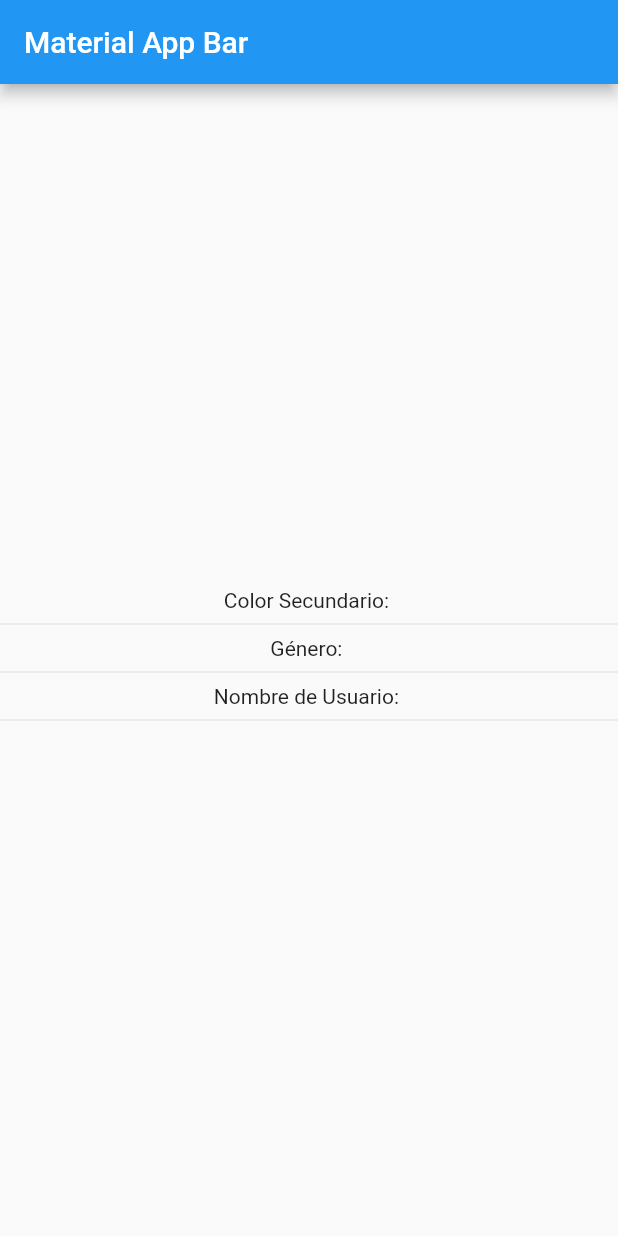
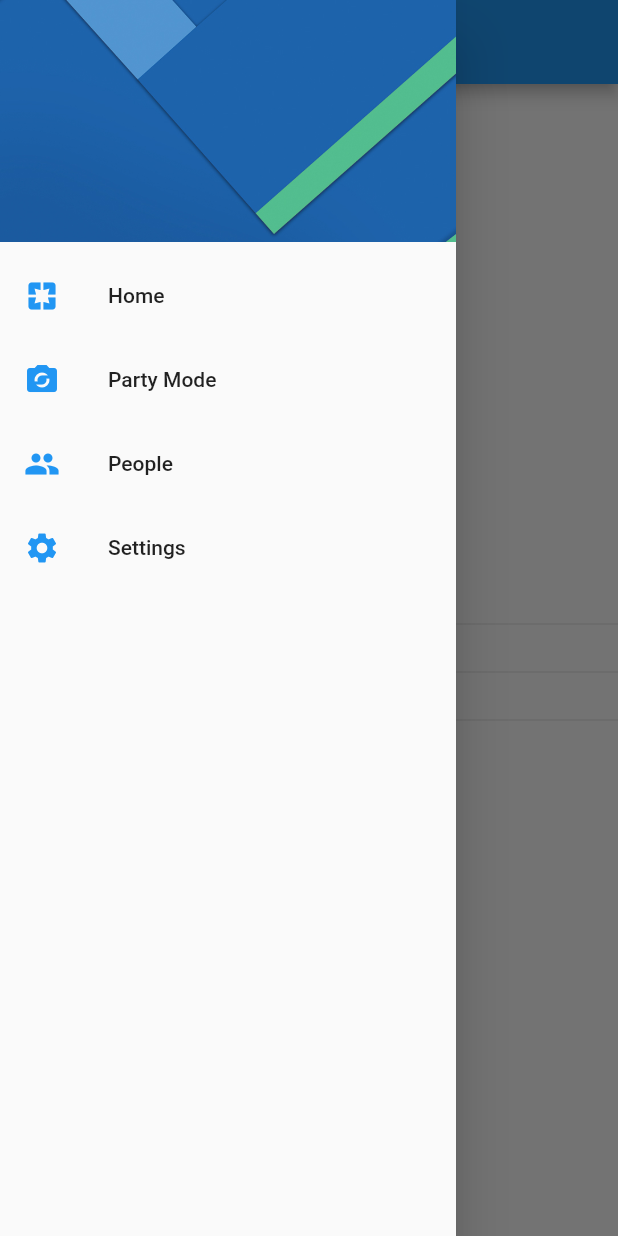
Before and after one commit to DXelor/preferenciasDeUsuario, a Flutter app: the screen it shows after launch, with the side drawer open (before the commit the screen has no drawer), on a phone screen of 412 x 824 dp. Run offline on Flutter 3.47's test engine with Material 2 defaults, Android fonts, the phone set to English and light mode, and no system bars; missing offline and left inert: dart:js.

```diff
--- a/lib/src/pages/home_page.dart
+++ b/lib/src/pages/home_page.dart
@@ -1,4 +1,7 @@
+import 'dart:js';
+
 import 'package:flutter/material.dart';
+import 'package:preferenciausuarioapp/src/pages/settings_page.dart';
 
 class HomePage extends StatelessWidget {
   static final String routeName = 'home';
@@ -10,6 +13,7 @@ class HomePage extends StatelessWidget {
         appBar: AppBar(
           title: Text('Material App Bar'),
         ),
+        drawer: _crearMenu(context),
         body: Column(mainAxisAlignment: MainAxisAlignment.center, children: [
           Text('Color Secundario: '),
           Divider(),
@@ -21,4 +25,43 @@ class HomePage extends StatelessWidget {
       ),
     );
   }
+
+  Drawer _crearMenu(BuildContext context) {
+    return Drawer(
+      child: ListView(
+        padding: EdgeInsets.zero,
+        children: [
+          DrawerHeader(
+            child: Container(),
+            decoration: BoxDecoration(
+                image: DecorationImage(
+                    image: AssetImage('assets/menu.jpg'), fit: BoxFit.cover)),
+          ),
+          ListTile(
+            leading: Icon(Icons.pages, color: Colors.blue),
+            title: Text('Home'),
+            onTap: () =>
+                Navigator.pushReplacementNamed(context, HomePage.routeName),
+          ),
+          ListTile(
+            leading: Icon(Icons.party_mode, color: Colors.blue),
+            title: Text('Party Mode'),
+            onTap: () {},
+          ),
+          ListTile(
+            leading: Icon(Icons.people, color: Colors.blue),
+            title: Text('People'),
+            onTap: () {},
+          ),
+          ListTile(
+              leading: Icon(Icons.settings, color: Colors.blue),
+              title: Text('Settings'),
+              onTap: () {
+                //Navigator.pop(context);
+                Navigator.pushReplacementNamed(context, SettingsPage.routeName);
+              }),
+        ],
+      ),
+    );
+  }
 }
--- a/pubspec.yaml
+++ b/pubspec.yaml
@@ -45,8 +45,8 @@ flutter:
   uses-material-design: true
 
   # To add assets to your application, add an assets section, like this:
-  # assets:
-  #   - images/a_dot_burr.jpeg
+  assets:
+    - assets/
   #   - images/a_dot_ham.jpeg
 
   # An image asset can refer to one or more resolution-specific "variants", see
```
Also changed, not shown: assets/menu.jpg (added).
